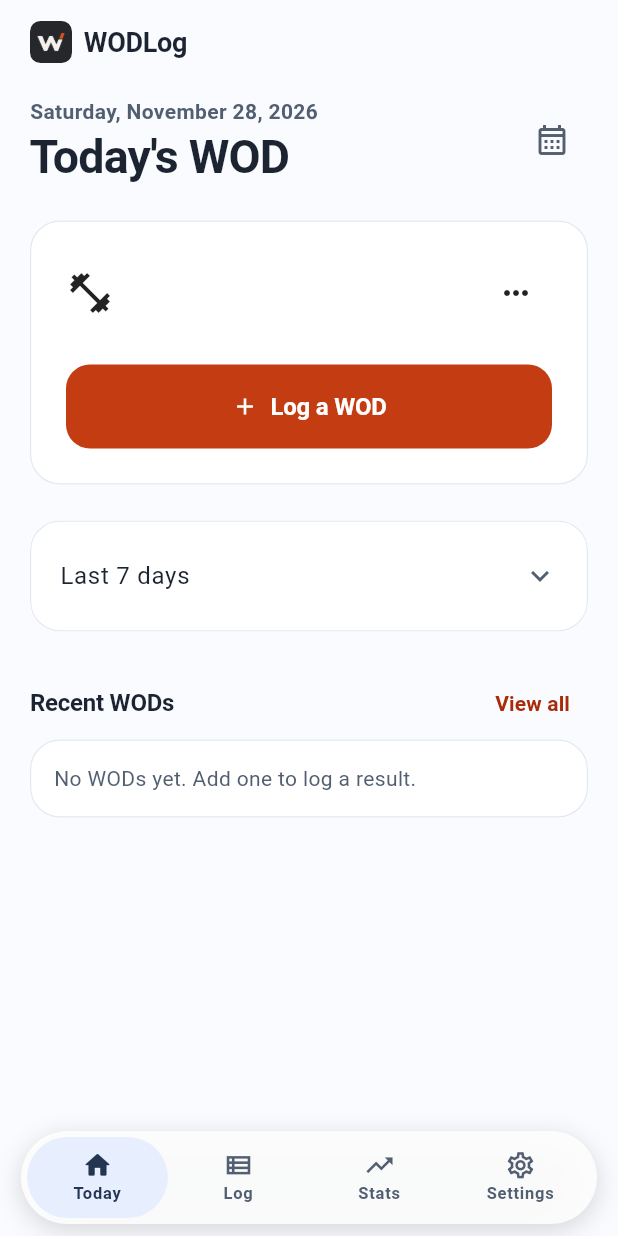
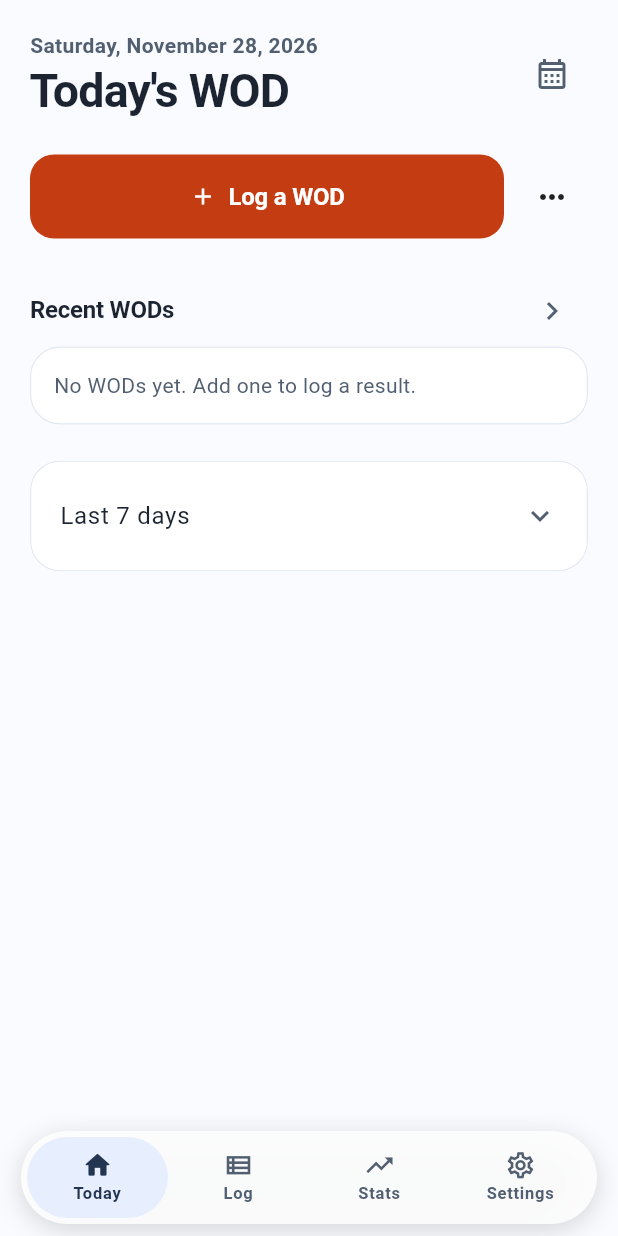
Before and after one commit to rsy-dev/WODLog, a Flutter app: the screen it shows after launch, on a phone screen of 412 x 824 dp. Run offline on Flutter 3.47's test engine with Material 3 defaults, Android fonts, the phone set to English and light mode, and no system bars; our stand-ins replace drift, flutter_riverpod, go_router, shared_preferences; accounts and stored records are empty; generated files the repository leaves out were written again.

Commit message:
Prioritize workout actions and simplify screen hierarchy

```diff
--- a/lib/features/workout/presentation/today_screen.dart
+++ b/lib/features/workout/presentation/today_screen.dart
@@ -1,7 +1,7 @@
 import 'package:flutter/material.dart';
 import 'package:flutter_riverpod/flutter_riverpod.dart';
 import 'package:go_router/go_router.dart';
-import 'package:intl/intl.dart';
+import 'package:intl/intl.dart' hide TextDirection;
 import 'package:uuid/uuid.dart';
 
 import '../../../app/wodlog_theme.dart';
@@ -63,31 +63,12 @@ class _TodayScreenState extends ConsumerState<TodayScreen> {
     final number = NumberFormat.decimalPattern(locale);
 
     return Scaffold(
-      appBar: AppBar(
-        titleSpacing: 20,
-        title: Row(
-          children: [
-            ClipRRect(
-              borderRadius: BorderRadius.circular(7),
-              child: Image.asset(
-                'assets/branding/wodlog-launcher.png',
-                width: 28,
-                height: 28,
-                fit: BoxFit.cover,
-                semanticLabel: 'WODLog',
-              ),
-            ),
-            const SizedBox(width: 8),
-            const Text('WODLog'),
-          ],
-        ),
-      ),
       body: SafeArea(
         bottom: false,
         child: ListView(
           padding: EdgeInsets.fromLTRB(
             20,
-            8,
+            20,
             20,
             16 + MediaQuery.paddingOf(context).bottom,
           ),
@@ -126,30 +107,31 @@ class _TodayScreenState extends ConsumerState<TodayScreen> {
               ],
             ),
             const SizedBox(height: 24),
-            Card(
-              margin: EdgeInsets.zero,
-              child: Padding(
-                padding: const EdgeInsets.all(24),
-                child: Column(
-                  crossAxisAlignment: CrossAxisAlignment.stretch,
-                  children: [
             Row(
               children: [
-                        const ExcludeSemantics(
-                          child: Icon(Icons.fitness_center, size: 32),
+                Expanded(
+                  child: FilledButton.icon(
+                    style: FilledButton.styleFrom(
+                      minimumSize: const Size(48, 56),
+                      padding: const EdgeInsets.symmetric(
+                        horizontal: 16,
+                        vertical: 16,
                       ),
-                        const Spacer(),
+                    ),
+                    onPressed: _startWorkout,
+                    icon: const Icon(Icons.add),
+                    label: Text(l10n.recordWod, textAlign: TextAlign.center),
+                  ),
+                ),
+                const SizedBox(width: 8),
                 PopupMenuButton<int>(
-                          tooltip: MaterialLocalizations.of(context)
-                              .moreButtonTooltip,
+                  tooltip: MaterialLocalizations.of(context).moreButtonTooltip,
                   constraints: const BoxConstraints(
                     minWidth: 200,
                     maxWidth: 320,
                   ),
                   icon: const Icon(Icons.more_horiz),
-                          style: IconButton.styleFrom(
-                            minimumSize: const Size(48, 48),
-                          ),
+                  style: IconButton.styleFrom(minimumSize: const Size(48, 48)),
                   onSelected: (action) async {
                     switch (action) {
                       case 0:
@@ -163,8 +145,6 @@ class _TodayScreenState extends ConsumerState<TodayScreen> {
                         }
                       case 2:
                         context.go('/progress');
-                              case 3:
-                                context.go('/history');
                     }
                   },
                   itemBuilder: (context) => [
@@ -172,15 +152,12 @@ class _TodayScreenState extends ConsumerState<TodayScreen> {
                       (l10n.homeBenchmarks, Icons.fitness_center),
                       (l10n.homeRepeatWod, Icons.replay),
                       (l10n.homeWodPr, Icons.trending_up),
-                              (l10n.history, Icons.history),
                     ].indexed)
                       PopupMenuItem(
                         value: index,
                         height: 48,
                         child: Padding(
-                                  padding: const EdgeInsets.symmetric(
-                                    vertical: 8,
-                                  ),
+                          padding: const EdgeInsets.symmetric(vertical: 8),
                           child: Row(
                             children: [
                               ExcludeSemantics(child: Icon(item.$2)),
@@ -195,21 +172,37 @@ class _TodayScreenState extends ConsumerState<TodayScreen> {
               ],
             ),
             const SizedBox(height: 24),
-                    FilledButton.icon(
-                      style: FilledButton.styleFrom(
-                        minimumSize: const Size(48, 56),
-                        padding: const EdgeInsets.symmetric(
-                          horizontal: 16,
-                          vertical: 16,
+            Row(
+              children: [
+                Expanded(
+                  child: Text(
+                    isToday
+                        ? l10n.wodRecentRecords
+                        : _formatDisplayDate(_selectedDate, context),
+                    style: Theme.of(context).textTheme.titleMedium,
                   ),
                 ),
-                      onPressed: _startWorkout,
-                      icon: const Icon(Icons.add),
-                      label: Text(l10n.recordWod, textAlign: TextAlign.center),
+                IconButton(
+                  tooltip: l10n.wodViewAll,
+                  onPressed: () => context.go('/history'),
+                  icon: Icon(
+                    Directionality.of(context) == TextDirection.rtl
+                        ? Icons.chevron_left
+                        : Icons.chevron_right,
+                  ),
                 ),
               ],
             ),
-              ),
+            if (sessions.value case final currentSessions?)
+              WodRecordList(
+                sessions: isToday
+                    ? [
+                        ...currentSessions,
+                        for (final item in (recent ?? const <WorkoutSession>[]))
+                          if (item.workoutDate != _formatDate(today)) item,
+                      ]
+                    : currentSessions,
+                limit: isToday ? 3 : null,
               ),
             const SizedBox(height: 24),
             Card(
@@ -255,35 +248,6 @@ class _TodayScreenState extends ConsumerState<TodayScreen> {
                   ),
                 ],
               ),
-            ),
-            const SizedBox(height: 24),
-            Row(
-              children: [
-                Expanded(
-                  child: Text(
-                    isToday
-                        ? l10n.wodRecentRecords
-                        : _formatDisplayDate(_selectedDate, context),
-                    style: Theme.of(context).textTheme.titleMedium,
-                  ),
-                ),
-                TextButton(
-                  style: TextButton.styleFrom(minimumSize: const Size(48, 48)),
-                  onPressed: () => context.go('/history'),
-                  child: Text(l10n.wodViewAll),
-                ),
-              ],
-            ),
-            if (sessions.value case final currentSessions?)
-              WodRecordList(
-                sessions: isToday
-                    ? [
-                        ...currentSessions,
-                        for (final item in (recent ?? const <WorkoutSession>[]))
-                          if (item.workoutDate != _formatDate(today)) item,
-                      ]
-                    : currentSessions,
-                limit: isToday ? 3 : null,
             ),
           ],
         ),
```
Also changed, not shown: lib/features/workout/presentation/progress_screen.dart (+30 -35 lines), lib/features/workout/presentation/wod_blocks_section.dart (+12 -10 lines), lib/features/workout/presentation/workout_history_screen.dart (+21 -45 lines), 1 other file. Lines whose indentation alone changed are shown as unchanged.
